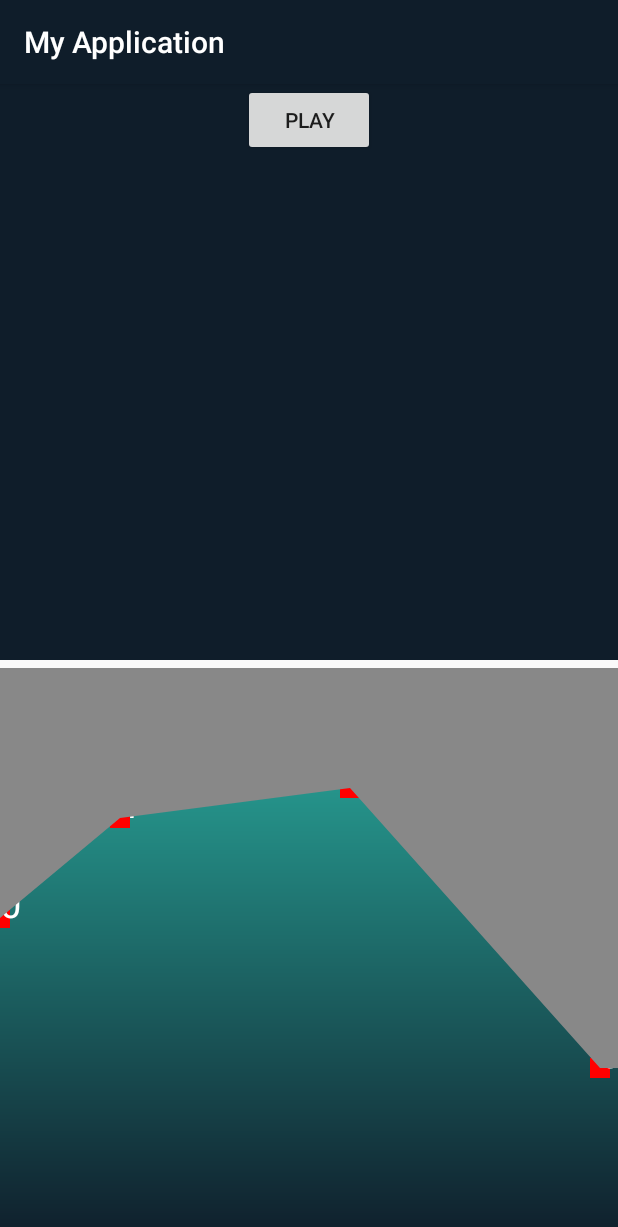
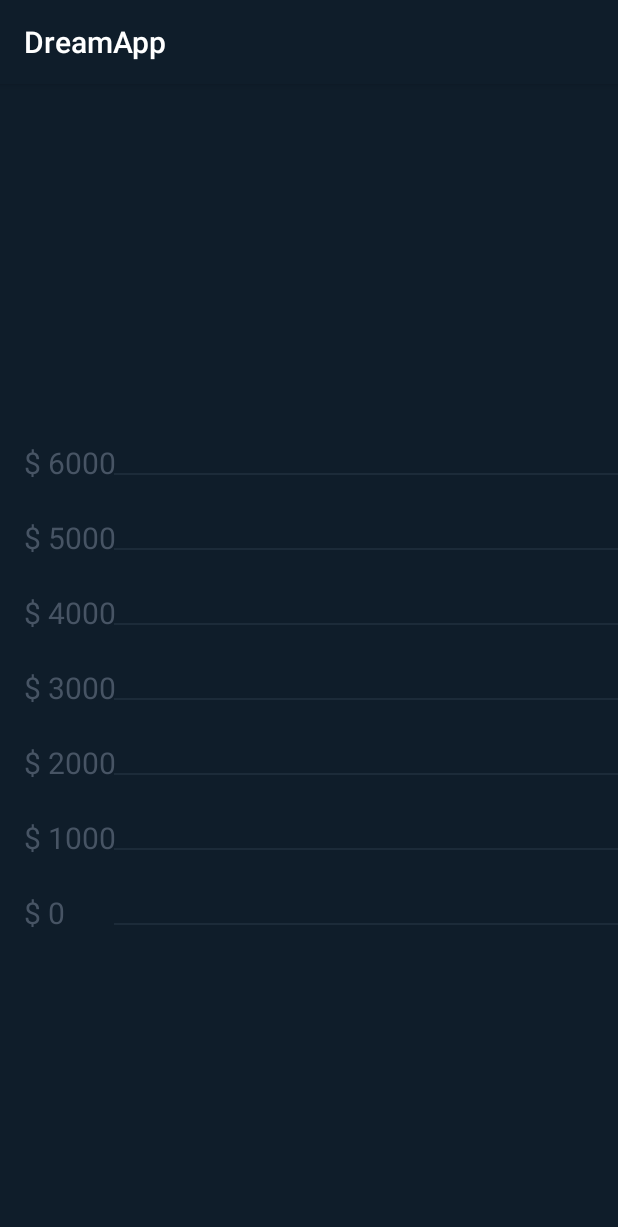
Before and after one commit to Meirlen/DreamApp, an Android app: the screen it shows after launch (MainActivity), on a phone screen of 412 x 824 dp. Shown: the top 1227 px of the screen. Run offline under Robolectric (Android 15) with nearby library versions, the phone set to English and light mode, and no system bars.

Commit message:
add vertical progressbar and horizontal lines

```diff
--- a/app/src/main/java/com/example/myapplication/MainActivity.kt
+++ b/app/src/main/java/com/example/myapplication/MainActivity.kt
@@ -11,7 +11,7 @@ class MainActivity : AppCompatActivity() {
         super.onCreate(savedInstanceState)
         setContentView(R.layout.activity_main)
 
-        button.setOnClickListener {
+        graphView.setOnClickListener {
             playGraph()
         }
 
--- a/app/src/main/java/com/example/myapplication/draw/DrawController.kt
+++ b/app/src/main/java/com/example/myapplication/draw/DrawController.kt
@@ -17,11 +17,17 @@ class DrawController(private var graph: Graph, private var context: Context) {
     }
 
     private val pathPaint = Paint(Paint.ANTI_ALIAS_FLAG or Paint.FILTER_BITMAP_FLAG)
+    private val paintTitle = Paint(Paint.ANTI_ALIAS_FLAG)
+    private val paintHorizontalLines = Paint(Paint.ANTI_ALIAS_FLAG)
+
     private var animValue: AnimValue? = null
     private var graphPath = Path()
 
     private var bottomX: Float = 0f
     private var bottomY: Float = 0F
+
+    private var verticalBarItemsCount = 7
+    private var singleStepValue = 0
 
     init {
         init()
@@ -29,22 +35,48 @@ class DrawController(private var graph: Graph, private var context: Context) {
 
     fun draw(canvas: Canvas) {
 
+
         graphPath.reset()
 
         drawGraph()
         canvas.drawPath(graphPath, pathPaint)
+
+        drawVerticalBar(canvas)
+
     }
 
     fun updateValue(animValue: AnimValue) {
         this.animValue = animValue
     }
 
+
+    private fun drawVerticalBar(canvas: Canvas) {
+
+        singleStepValue = (graph.height - graph.padding * 2) / verticalBarItemsCount
+
+        repeat(verticalBarItemsCount) {
+
+            val step = it
+            val x = (0 + graph.padding).toFloat()
+            val y = calculateY(step * singleStepValue)
+
+            val amount = step * 1000
+            val title = "$ $amount"
+            canvas.drawText(title, x, y, paintTitle)
+
+            canvas.drawLine(x +  graph.valueBarWidth * 2  , y , graph.width.toFloat() , y , paintHorizontalLines)
+        }
+
+    }
+
+
     private fun drawGraph() {
 
-        bottomX = calculateX(0).toFloat()
-        bottomY = calculateY(0).toFloat()
+        bottomX = calculateX(0)
+        bottomY = calculateY(0)
 
         if (animValue != null) {
+
             graphPath.moveTo(bottomX, bottomY)
             val runningAnimationPosition = animValue!!.runningAnimationPosition
             drawPathGraph(runningAnimationPosition)
@@ -71,9 +103,9 @@ class DrawController(private var graph: Graph, private var context: Context) {
                 val stopY = calculateY(drawData.stopY)
 
                 if (index == startIndex) {
-                    graphPath.lineTo(startX.toFloat(), startY.toFloat())
+                    graphPath.lineTo(startX, startY)
                 }
-                graphPath.lineTo(stopX.toFloat(), stopY.toFloat())
+                graphPath.lineTo(stopX, stopY)
 
             }
 
@@ -88,14 +120,14 @@ class DrawController(private var graph: Graph, private var context: Context) {
         val stopX = calculateX(animValue!!.x)
         val stopY = calculateY(animValue!!.y)
 
-        graphPath.lineTo(stopX.toFloat(), stopY.toFloat())
-        graphPath.lineTo(stopX.toFloat(), bottomY)
+        graphPath.lineTo(stopX, stopY)
+        graphPath.lineTo(stopX, bottomY)
 
     }
 
-    private fun calculateY(y: Int) = (graph.height - graph.padding) - y
+    private fun calculateY(y: Int) = ((graph.height - graph.padding) - y).toFloat()
 
-    private fun calculateX(x: Int) = (graph.padding + graph.valueBarWidth) + x
+    private fun calculateX(x: Int) = ((graph.padding + graph.valueBarWidth) + x).toFloat()
 
     private fun init() {
 
@@ -104,9 +136,17 @@ class DrawController(private var graph: Graph, private var context: Context) {
         graph.padding = res.getDimension(R.dimen.graph_view_padding).toInt()
         graph.valueBarWidth = res.getDimension(R.dimen.value_bar_width).toInt()
 
-        pathPaint.color = Color.YELLOW
+        pathPaint.color = res.getColor(R.color.colorAccent)
         pathPaint.style = Paint.Style.STROKE
         pathPaint.strokeWidth = 4f
 
+        paintHorizontalLines.color = res.getColor(R.color.colorPrimaryText)
+        paintHorizontalLines.style = Paint.Style.STROKE
+        paintHorizontalLines.strokeWidth = 0.5f
+
+        paintTitle.style = Paint.Style.FILL
+        paintTitle.textSize = 30f
+        paintTitle.color = res.getColor(R.color.colorPrimaryText)
+
     }
 }
--- a/app/src/main/res/layout/activity_main.xml
+++ b/app/src/main/res/layout/activity_main.xml
@@ -4,17 +4,10 @@
     xmlns:tools="http://schemas.android.com/tools"
     android:layout_width="match_parent"
     android:layout_height="match_parent"
+    android:background="@color/colorPrimary"
     tools:context=".MainActivity">
 
-    <Button
-        android:id="@+id/button"
-        android:layout_width="wrap_content"
-        android:layout_height="wrap_content"
-        android:text="Play"
-        app:layout_constraintStart_toStartOf="parent"
-        app:layout_constraintEnd_toEndOf="parent"
-        app:layout_constraintTop_toTopOf="parent"
-     />
+
 
     <com.example.myapplication.GraphView
         android:id="@+id/graphView"
@@ -24,13 +17,15 @@
         android:background="@color/colorPrimary"
         app:layout_constraintLeft_toLeftOf="parent"
         app:layout_constraintRight_toRightOf="parent"
-        app:layout_constraintTop_toTopOf="parent" />
+        app:layout_constraintTop_toTopOf="parent"
+        app:layout_constraintBottom_toBottomOf="parent"/>
 
 
 
     <com.example.myapplication.GradientView
         android:layout_marginTop="5dp"
         android:id="@+id/gradView"
+        android:visibility="gone"
         android:layout_width="wrap_content"
         android:layout_height="wrap_content"
         android:text="Hello World!"
--- a/app/src/main/res/values/colors.xml
+++ b/app/src/main/res/values/colors.xml
@@ -3,4 +3,5 @@
     <color name="colorPrimary">#0F1D2A</color>
     <color name="colorPrimaryDark">#00574B</color>
     <color name="colorAccent">#2BB3A4</color>
+    <color name="colorPrimaryText">#475464</color>
 </resources>
--- a/app/src/main/res/values/strings.xml
+++ b/app/src/main/res/values/strings.xml
@@ -1,3 +1,3 @@
 <resources>
-    <string name="app_name">My Application</string>
+    <string name="app_name">DreamApp</string>
 </resources>
```
